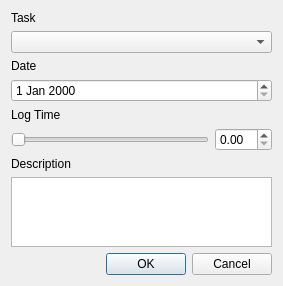
Before: the Qt Designer form resources/new_timelog.ui in qpskcn1/tk-desktop-timecard, drawn with Qt 5.
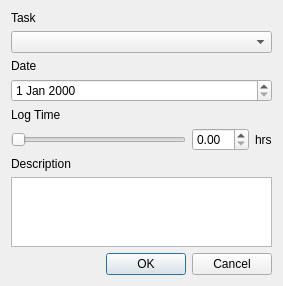
After: the same form once the commit is applied.

```diff
--- a/resources/new_timelog.ui
+++ b/resources/new_timelog.ui
@@ -7,7 +7,7 @@
     <x>0</x>
     <y>0</y>
     <width>283</width>
-    <height>239</height>
+    <height>276</height>
    </rect>
   </property>
   <property name="windowTitle">
@@ -77,6 +77,13 @@
      <item>
       <widget class="QDoubleSpinBox" name="doubleSpinBox"/>
      </item>
+     <item>
+      <widget class="QLabel" name="hourLabel">
+       <property name="text">
+        <string>hrs</string>
+       </property>
+      </widget>
+     </item>
     </layout>
    </item>
   </layout>
```
Left out of the diff: 38 changed lines with no effect on the pictures.
